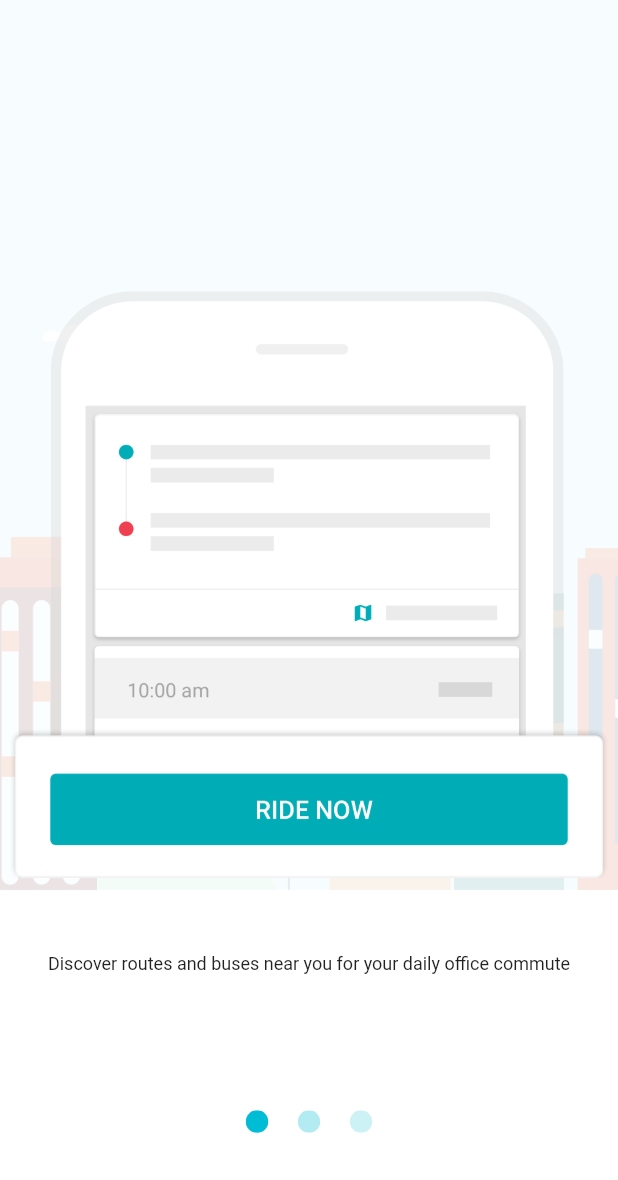
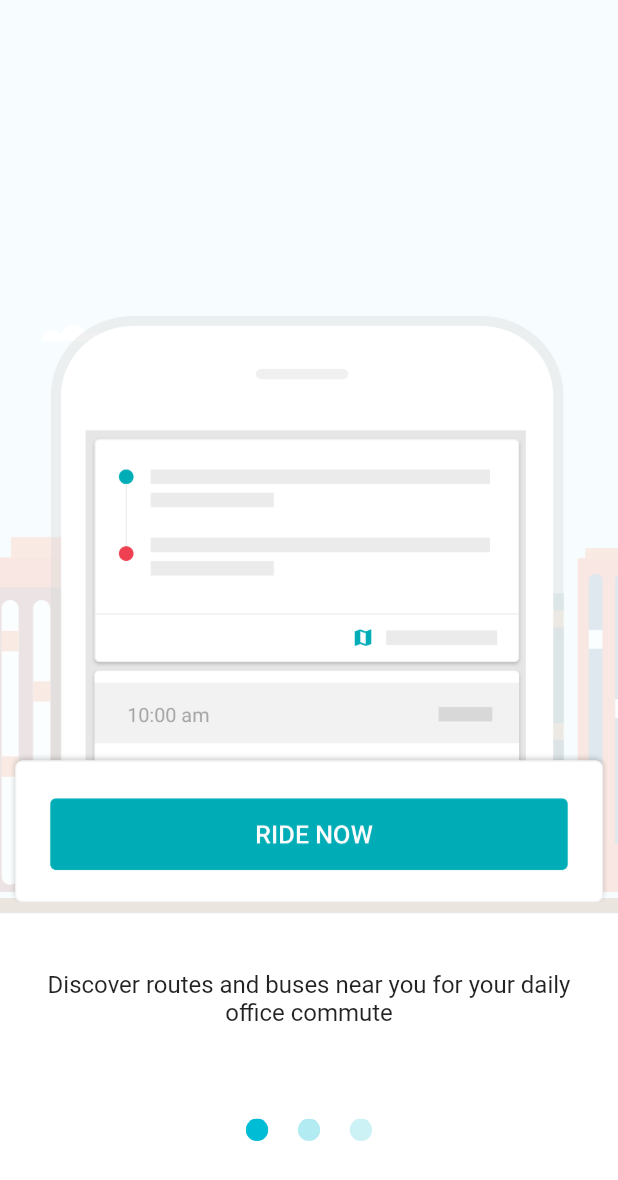
Before and after one commit to akmalviya03/shuttlappclone, a Flutter app: the screen it shows after launch, on a phone screen of 412 x 824 dp. Shown: the top 1180 px of the screen. Run offline on Flutter 3.47's test engine with Material 2 defaults, Android fonts, the phone set to English and light mode, and no system bars.

Commit message:
Updated UI.

```diff
--- a/lib/main.dart
+++ b/lib/main.dart
@@ -98,7 +98,7 @@ class _HomePageState extends State<HomePage> {
 
               //Phone On First PageView
               Positioned(
-                bottom: MediaQuery.of(context).size.height * 0.29,
+                bottom: MediaQuery.of(context).size.height * 0.27,
                 right: MediaQuery.of(context).size.width * 0.015,
                 child: IgnorePointer(
                   ignoring: true,
@@ -127,9 +127,9 @@ class _HomePageState extends State<HomePage> {
               AnimatedBuilder(
                 builder: (context, _) {
                   return Positioned(
-                    bottom: MediaQuery.of(context).size.height * 0.28 -
+                    bottom: MediaQuery.of(context).size.height * 0.26 -
                         MediaQuery.of(context).size.height *
-                            0.28 *
+                            0.26 *
                             firstToSecond.value,
                     right: MediaQuery.of(context).size.width * 0.035,
                     child: IgnorePointer(
@@ -162,7 +162,7 @@ class _HomePageState extends State<HomePage> {
               AnimatedBuilder(
                 builder: (context, _) {
                   return Positioned(
-                    bottom: MediaQuery.of(context).size.height * 0.29,
+                    bottom: MediaQuery.of(context).size.height * 0.27,
                     left: (-MediaQuery.of(context).size.width * 0.33) +
                         _notifier.value *
                             MediaQuery.of(context).size.width *
@@ -196,7 +196,7 @@ class _HomePageState extends State<HomePage> {
               AnimatedBuilder(
                 builder: (context, _) {
                   return Positioned(
-                    bottom: MediaQuery.of(context).size.height * 0.28,
+                    bottom: MediaQuery.of(context).size.height * 0.26,
                     child: AnimatedBuilder(
                       builder: (context, _) {
                         return Opacity(
@@ -224,9 +224,10 @@ class _HomePageState extends State<HomePage> {
               //Bottom Sheet
               Positioned(
                 bottom: 0,
+                child: SafeArea(
                   child: IgnorePointer(
                     child: Container(
-                    height: MediaQuery.of(context).size.height * 0.28,
+                      height: MediaQuery.of(context).size.height * 0.26,
                       width: MediaQuery.of(context).size.width,
                       color: Colors.white,
                       child: Padding(
@@ -252,7 +253,7 @@ class _HomePageState extends State<HomePage> {
                                             'Discover routes and buses near you for your daily office commute',
                                             style: TextStyle(
                                                 fontWeight: FontWeight.w400,
-                                              fontSize: 12),
+                                                fontSize: 16),
                                             textAlign: TextAlign.center,
                                           ),
                                         ),
@@ -269,7 +270,7 @@ class _HomePageState extends State<HomePage> {
                                             'Reserve a seat and track your shuttl in real time for seamless boarding',
                                             style: TextStyle(
                                                 fontWeight: FontWeight.w400,
-                                              fontSize: 12),
+                                                fontSize: 16),
                                             textAlign: TextAlign.center,
                                           ),
                                         ),
@@ -292,7 +293,7 @@ class _HomePageState extends State<HomePage> {
                                           'Ride comfortably to your destination',
                                           style: TextStyle(
                                               fontWeight: FontWeight.w400,
-                                            fontSize: 12),
+                                              fontSize: 16),
                                           textAlign: TextAlign.center,
                                         ),
                                       ),
@@ -302,9 +303,7 @@ class _HomePageState extends State<HomePage> {
                                 ),
                               ],
                             ),
-                          Positioned(
-                            bottom: 100,
-                            child: Stack(children: [
+                            Stack(children: [
                               AnimatedBuilder(
                                 builder: (context, _) {
                                   return Opacity(
@@ -406,9 +405,9 @@ class _HomePageState extends State<HomePage> {
                                   ),
                                 ),
                               ),
-                            ]),
-                          )
+                            ])
                           ],
+                        ),
                       ),
                     ),
                   ),
```
Lines whose indentation alone changed are shown as unchanged.
